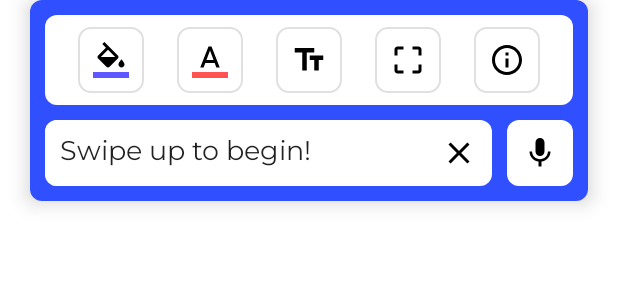
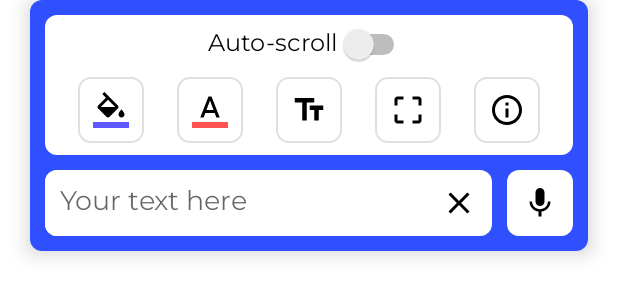
Before and after one commit to rehman-00001/banner-it, an Android app: the layout layout_editor.xml on its own in the app's theme, with its tools: preview values and no code run, on a phone screen of 412 x 824 dp. Shown: the top 300 px of the screen. Run offline under Robolectric (Android 15) with nearby library versions, the phone set to English and light mode, and no system bars; Roboto replaces fonts that are not available here.

```diff
--- a/app/src/main/java/com/codemonk_labs/bannerit/Constants.java
+++ b/app/src/main/java/com/codemonk_labs/bannerit/Constants.java
@@ -9,6 +9,7 @@ public interface Constants {
     String TEXT_COLOR = "text_color";
     String BG_COLOR = "bg_color";
     String FULLSCREEN = "full_screen";
+    String AUTOSCROLL = "auto_scroll";
     String TEXT_STYLE = "text_style";
     int DEFAULT_FONT_INDEX = 0;
     int BACK_TO_FULLSCREEN_DELAY = 3000; //ms
--- a/app/src/main/res/layout/activity_main.xml
+++ b/app/src/main/res/layout/activity_main.xml
@@ -8,7 +8,7 @@
 
         <androidx.appcompat.widget.AppCompatTextView
             android:id="@+id/text_view_display"
-            style="@style/display_text_view"/>
+            style="@style/display_text_view" />
     </FrameLayout>
 
     <include
--- a/app/src/main/res/layout/layout_options.xml
+++ b/app/src/main/res/layout/layout_options.xml
@@ -1,10 +1,32 @@
 <?xml version="1.0" encoding="utf-8"?>
 <androidx.constraintlayout.widget.ConstraintLayout xmlns:android="http://schemas.android.com/apk/res/android"
     xmlns:app="http://schemas.android.com/apk/res-auto"
+    android:layout_width="match_parent"
+    android:layout_height="wrap_content"
+    android:background="@drawable/rounded_corner">
+
+    <Switch
+        android:id="@+id/auto_scroll"
+        android:layout_width="wrap_content"
+        android:layout_height="wrap_content"
+        android:layout_marginTop="6dp"
+        android:paddingStart="24dp"
+        android:paddingLeft="24dp"
+        android:paddingEnd="24dp"
+        android:paddingRight="24dp"
+        android:text="@string/auto_scroll"
+        android:textSize="16sp"
+        app:layout_constraintEnd_toEndOf="parent"
+        app:layout_constraintStart_toStartOf="parent"
+        app:layout_constraintTop_toTopOf="parent" />
+
+    <androidx.constraintlayout.widget.ConstraintLayout
         android:id="@+id/options_layout"
         android:layout_width="match_parent"
         android:layout_height="wrap_content"
-    android:background="@drawable/rounded_corner">
+        app:layout_constraintEnd_toEndOf="parent"
+        app:layout_constraintStart_toStartOf="parent"
+        app:layout_constraintTop_toBottomOf="@+id/auto_scroll">
 
         <androidx.appcompat.widget.AppCompatImageView
             android:id="@+id/button_bg_color"
@@ -52,3 +74,6 @@
             app:layout_constraintTop_toTopOf="parent" />
 
     </androidx.constraintlayout.widget.ConstraintLayout>
+
+
+</androidx.constraintlayout.widget.ConstraintLayout>
--- a/app/src/main/res/values/strings.xml
+++ b/app/src/main/res/values/strings.xml
@@ -30,4 +30,5 @@
     <string name="company_email">codemonk_labs@gmail.com</string>
     <string name="app_name_and_version">Banner It! v1.0</string>
     <string name="about">About</string>
+    <string name="auto_scroll">Auto-scroll</string>
 </resources>
--- a/app/src/main/res/values/styles.xml
+++ b/app/src/main/res/values/styles.xml
@@ -129,9 +129,7 @@
         <item name="android:layout_gravity">center</item>
         <item name="android:gravity">center</item>
         <item name="android:textSize">@dimen/default_display_text_size</item>
-        <item name="android:text">@string/sample_text</item>
         <item name="android:fontFamily">@font/montserrat</item>
     </style>
 
-
 </resources>
--- a/app/src/main/res/values/styles_editor_layout.xml
+++ b/app/src/main/res/values/styles_editor_layout.xml
@@ -3,7 +3,6 @@
     <style name="editor_card_view">
         <item name="android:layout_width">match_parent</item>
         <item name="android:layout_height">wrap_content</item>
-        <!--<item name="android:visibility">invisible</item>-->
         <item name="cardCornerRadius">@dimen/editor_layout_card_radius</item>
         <item name="cardElevation">@dimen/editor_layout_card_elevation</item>
         <item name="android:layout_marginStart">@dimen/editor_layout_margin_horizontal</item>
@@ -23,7 +22,6 @@
         <item name="android:hint">@string/editor_hint</item>
         <item name="android:imeOptions">normal|actionDone</item>
         <item name="android:singleLine">true</item>
-        <item name="android:text">@string/sample_text</item>
         <item name="android:paddingStart">@dimen/editor_padding_horizontal</item>
         <item name="android:paddingEnd">@dimen/editor_padding_horizontal</item>
         <item name="android:inputType">text|textAutoCorrect</item>
```
Also changed, not shown: app/src/main/java/com/codemonk_labs/bannerit/MainActivity.java (+42 -0 lines). Lines whose indentation alone changed are shown as unchanged.
